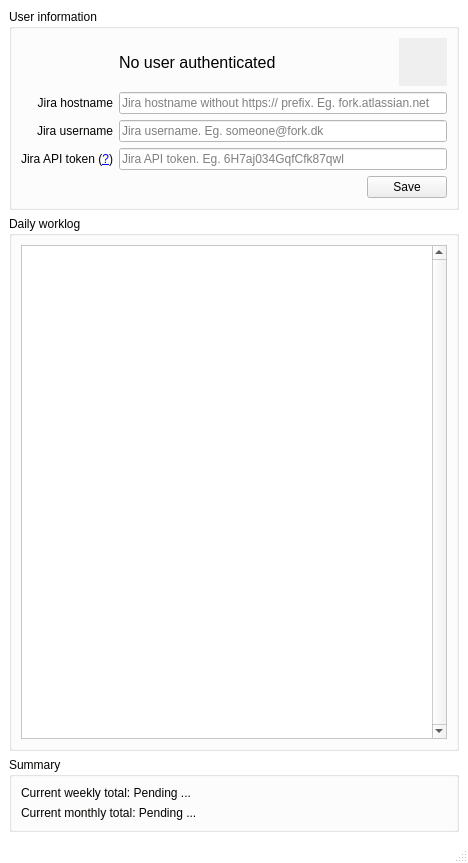
First picture: the form in mainwindow.ui, repository llob/kronos, before the edit.
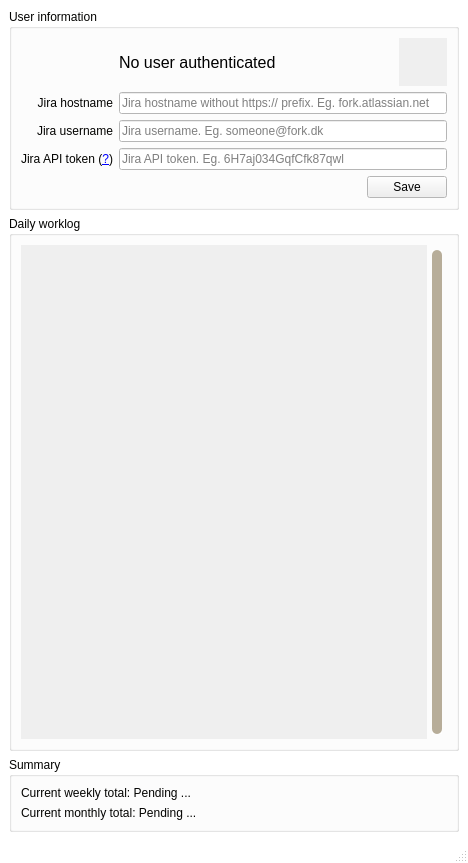
Second picture: the form after the edit.

Commit message: Initial working implementation of today buttin embedded in KronosCalendarWidget

Diff of the .ui file:
```diff
--- a/mainwindow.ui
+++ b/mainwindow.ui
@@ -330,6 +330,53 @@
        </item>
        <item>
         <widget class="QScrollArea" name="scrollArea">
+         <property name="styleSheet">
+          <string notr="true">    QScrollArea {
+        border: none;
+		margin: 0px 0px 0px 0px;
+		padding: 0px 0px 0px 0px;
+
+    }
+
+    QScrollBar {
+		background: rgb(255, 255, 255);
+        border-radius: 10px;
+    }
+
+    QScrollBar:horizontal {
+        height: 13px;
+    }
+
+    QScrollBar:vertical {
+        width: 20px;
+		margin: 5px;
+    }
+
+    QScrollBar::handle {
+        background: rgb(183, 173, 153);
+        border-radius: 5px;
+    }
+
+    QScrollBar::handle:horizontal {
+        height: 25px;
+        min-width: 10px;
+    }
+
+    QScrollBar::handle:vertical {
+        width: 15px;
+        min-height: 10px;
+    }
+
+    QScrollBar::add-line {
+        border: none;
+        background: none;
+    }
+
+    QScrollBar::sub-line {
+        border: none;
+        background: none;
+    }</string>
+         </property>
          <property name="verticalScrollBarPolicy">
           <enum>Qt::ScrollBarAlwaysOn</enum>
          </property>
@@ -341,8 +388,8 @@
            <rect>
             <x>0</x>
             <y>0</y>
-            <width>411</width>
-            <height>490</height>
+            <width>410</width>
+            <height>492</height>
            </rect>
           </property>
          </widget>
```
The commit also changes 2 other files.
